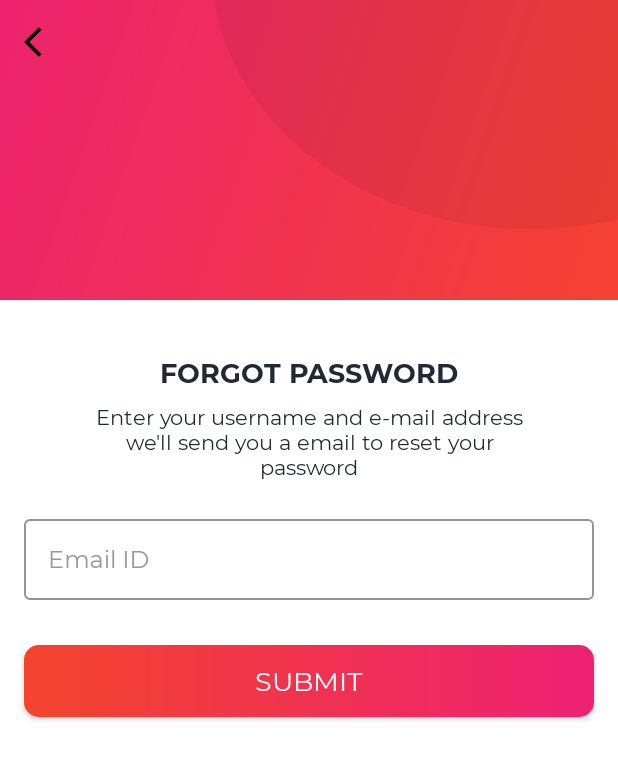
After one commit to arch3rtemp/MyShopPal, an Android app: the RecoverFragment screen opened through its navigation route, on a phone screen of 412 x 824 dp. The commit adds this screen. Shown: the top 760 px of the screen. Run offline under Robolectric (Android 15) with nearby library versions, the phone set to English and light mode, and no system bars; our stand-ins replace Dagger/Hilt's generated code.

Commit message:
Implement recover password screen

```diff
--- /dev/null
+++ b/app/src/main/java/eu/tutorials/myshoppal/data/remote/data_source/recover/RecoverRemoteDataSource.kt
@@ -0,0 +1,5 @@
+package eu.tutorials.myshoppal.data.remote.data_source.recover
+
+interface RecoverRemoteDataSource {
+    suspend fun recoverPassword(email: String)
+}
--- a/app/src/main/java/eu/tutorials/myshoppal/data/remote/firebase/AuthClient.kt
+++ b/app/src/main/java/eu/tutorials/myshoppal/data/remote/firebase/AuthClient.kt
@@ -6,4 +6,5 @@ import eu.tutorials.myshoppal.data.remote.model.UserRegisterDataModel
 interface AuthClient {
     suspend fun createUser(user: UserRegisterDataModel, reduce: (UserRegisterDataModel) -> Unit)
     suspend fun loginUser(user: UserLoginDataModel)
+    suspend fun recoverPassword(email: String)
 }
--- a/app/src/main/java/eu/tutorials/myshoppal/data/remote/firebase/AuthClientImpl.kt
+++ b/app/src/main/java/eu/tutorials/myshoppal/data/remote/firebase/AuthClientImpl.kt
@@ -29,4 +29,9 @@ class AuthClientImpl @Inject constructor(
         auth.signInWithEmailAndPassword(user.email, user.password)
             .await()
     }
+
+    override suspend fun recoverPassword(email: String) {
+        auth.sendPasswordResetEmail(email)
+            .await()
+    }
 }
--- a/app/src/main/java/eu/tutorials/myshoppal/presentation/login/LoginFragment.kt
+++ b/app/src/main/java/eu/tutorials/myshoppal/presentation/login/LoginFragment.kt
@@ -13,7 +13,8 @@ import eu.tutorials.myshoppal.presentation.model.LoginUser
 import eu.tutorials.myshoppal.utils.showSnackbar
 
 @AndroidEntryPoint
-class LoginFragment : BaseFragment<LoginEvent, LoginState, LoginEffect, FragmentLoginBinding, LoginViewModel>() {
+class LoginFragment :
+    BaseFragment<LoginEvent, LoginState, LoginEffect, FragmentLoginBinding, LoginViewModel>() {
     override val viewModel by viewModels<LoginViewModel>()
     override val bindLayout: (LayoutInflater, ViewGroup?, Boolean) -> FragmentLoginBinding
         get() = FragmentLoginBinding::inflate
@@ -24,17 +25,29 @@ class LoginFragment : BaseFragment<LoginEvent, LoginState, LoginEffect, Fragment
 
     override fun renderState(state: LoginState) {
         when (state.viewState) {
-            ViewState.Idle -> { showLoginIdle() }
-            ViewState.Loading -> { showLoginLoading() }
-            ViewState.Success -> { showLoginSuccess() }
-            ViewState.Error -> { showLoginError() }
+            ViewState.Idle -> {
+                showLoginIdle()
+            }
+            ViewState.Loading -> {
+                showLoginLoading()
+            }
+            ViewState.Success -> {
+                showLoginSuccess()
+            }
+            ViewState.Error -> {
+                showLoginError()
+            }
         }
     }
 
     override fun renderEffect(effect: LoginEffect) {
         when (effect) {
-            is LoginEffect.Success -> { showSnackbar(effect.message, false) }
-            is LoginEffect.Error -> { showSnackbar(effect.message, true) }
+            is LoginEffect.Success -> {
+                showSnackbar(effect.message, false)
+            }
+            is LoginEffect.Error -> {
+                showSnackbar(effect.message, true)
+            }
         }
     }
 
@@ -48,7 +61,8 @@ class LoginFragment : BaseFragment<LoginEvent, LoginState, LoginEffect, Fragment
                 viewModel.setEvent(LoginEvent.OnLogin(getDataFromFields()))
             }
             tvForgotPassword.setOnClickListener {
-
+                val action = LoginFragmentDirections.actionLoginFragmentToRecoverFragment()
+                findNavController().navigate(action)
             }
         }
     }
@@ -61,15 +75,17 @@ class LoginFragment : BaseFragment<LoginEvent, LoginState, LoginEffect, Fragment
     }
 
     private fun showLoginIdle() = with(binding) {
-
+        dismissProgressDialog()
     }
 
     private fun showLoginLoading() = with(binding) {
         showProgressDialog(resources.getString(R.string.please_wait))
     }
+
     private fun showLoginSuccess() = with(binding) {
         dismissProgressDialog()
     }
+
     private fun showLoginError() = with(binding) {
         dismissProgressDialog()
     }
--- a/app/src/main/java/eu/tutorials/myshoppal/presentation/login/LoginViewModel.kt
+++ b/app/src/main/java/eu/tutorials/myshoppal/presentation/login/LoginViewModel.kt
@@ -8,7 +8,6 @@ import eu.tutorials.myshoppal.presentation.base.BaseViewModel
 import eu.tutorials.myshoppal.presentation.model.LoginUser
 import eu.tutorials.myshoppal.utils.toUserAuthModel
 import kotlinx.coroutines.flow.catch
-import kotlinx.coroutines.flow.collect
 import kotlinx.coroutines.flow.onStart
 import kotlinx.coroutines.launch
 import javax.inject.Inject
@@ -19,9 +18,7 @@ class LoginViewModel @Inject constructor(
 ) : BaseViewModel<LoginEvent, LoginState, LoginEffect>() {
 
     override fun createInitialState(): LoginState {
-        return LoginState(
-            viewState = ViewState.Idle
-        )
+        return LoginState(viewState = ViewState.Idle)
     }
 
     override fun handleEvent(event: LoginEvent) {
--- /dev/null
+++ b/app/src/main/java/eu/tutorials/myshoppal/presentation/recover/RecoverFragment.kt
@@ -0,0 +1,63 @@
+package eu.tutorials.myshoppal.presentation.recover
+
+import android.os.Bundle
+import android.view.LayoutInflater
+import android.view.ViewGroup
+import androidx.fragment.app.viewModels
+import androidx.navigation.fragment.findNavController
+import dagger.hilt.android.AndroidEntryPoint
+import eu.tutorials.myshoppal.R
+import eu.tutorials.myshoppal.databinding.FragmentRecoverBinding
+import eu.tutorials.myshoppal.presentation.base.BaseFragment
+import eu.tutorials.myshoppal.utils.showSnackbar
+
+@AndroidEntryPoint
+class RecoverFragment : BaseFragment<RecoverEvent, RecoverState, RecoverEffect, FragmentRecoverBinding, RecoverViewModel>() {
+    override val viewModel by viewModels<RecoverViewModel>()
+    override val bindLayout: (LayoutInflater, ViewGroup?, Boolean) -> FragmentRecoverBinding
+        get() = FragmentRecoverBinding::inflate
+
+    override fun prepareView(savedInstanceState: Bundle?) {
+        setListeners()
+    }
+
+    override fun renderState(state: RecoverState) {
+        when (state.viewState) {
+            ViewState.Idle -> { showLoginIdle() }
+            ViewState.Loading -> { showLoginLoading() }
+            ViewState.Success -> {
+                showLoginSuccess()
+                findNavController().navigateUp()
+            }
+            ViewState.Error -> { showLoginError() }
+        }
+    }
+
+    override fun renderEffect(effect: RecoverEffect) {
+        when (effect) {
+            is RecoverEffect.Success -> { showSnackbar(effect.message, false) }
+            is RecoverEffect.Error -> { showSnackbar(effect.message, true) }
+        }
+    }
+
+    private fun setListeners() {
+        with(binding) {
+            ivBack.setOnClickListener { findNavController().navigateUp() }
+            btnSubmit.setOnClickListener { viewModel.setEvent(RecoverEvent.OnRecover(etEmail.text.toString())) }
+        }
+    }
+
+    private fun showLoginIdle() = with(binding) {
+        dismissProgressDialog()
+    }
+
+    private fun showLoginLoading() = with(binding) {
+        showProgressDialog(resources.getString(R.string.please_wait))
+    }
+    private fun showLoginSuccess() = with(binding) {
+        dismissProgressDialog()
+    }
+    private fun showLoginError() = with(binding) {
+        dismissProgressDialog()
+    }
+}
--- a/app/src/main/java/eu/tutorials/myshoppal/presentation/register/RegisterViewModel.kt
+++ b/app/src/main/java/eu/tutorials/myshoppal/presentation/register/RegisterViewModel.kt
@@ -30,9 +30,7 @@ class RegisterViewModel @Inject constructor(
     }
 
     private fun setStateError(message: String) {
-        setState { copy(
-            viewState = ViewState.Error
-        ) }
+        setState { copy(viewState = ViewState.Error) }
         setEffect { RegisterEffect.Error(message) }
     }
 
--- /dev/null
+++ b/app/src/main/res/layout/fragment_recover.xml
@@ -0,0 +1,125 @@
+<?xml version="1.0" encoding="utf-8"?>
+<androidx.constraintlayout.widget.ConstraintLayout
+    xmlns:android="http://schemas.android.com/apk/res/android"
+    xmlns:app="http://schemas.android.com/apk/res-auto"
+    xmlns:tools="http://schemas.android.com/tools"
+    android:layout_width="match_parent"
+    android:layout_height="match_parent"
+    android:background="@android:color/white"
+    tools:context=".presentation.recover.RecoverFragment">
+
+    <FrameLayout
+        android:id="@+id/fl_header_image"
+        android:layout_width="wrap_content"
+        android:layout_height="@dimen/auth_header_image_height"
+        app:layout_constraintEnd_toEndOf="parent"
+        app:layout_constraintStart_toStartOf="parent"
+        app:layout_constraintTop_toTopOf="parent">
+
+        <ImageView
+            android:layout_width="match_parent"
+            android:layout_height="match_parent"
+            android:contentDescription="@string/content_description"
+            android:scaleType="fitXY"
+            android:src="@drawable/auth_screens_background" />
+
+        <ImageView
+            android:layout_width="@dimen/auth_logo_height_size"
+            android:layout_height="@dimen/auth_logo_height_size"
+            android:layout_gravity="center"
+            android:contentDescription="@string/content_description"
+            android:scaleType="fitCenter" />
+
+        <androidx.appcompat.widget.Toolbar
+            android:id="@+id/toolbar_forgot_password_activity"
+            android:layout_width="match_parent"
+            android:layout_height="?attr/actionBarSize"
+            android:layout_gravity="top">
+
+            <ImageView
+                android:id="@+id/iv_back"
+                android:layout_width="wrap_content"
+                android:layout_height="wrap_content"
+                android:src="@drawable/ic_black_back_24" />
+
+        </androidx.appcompat.widget.Toolbar>
+
+    </FrameLayout>
+
+    <eu.tutorials.myshoppal.utils.MSPTextViewBold
+        android:id="@+id/tv_title"
+        android:layout_width="wrap_content"
+        android:layout_height="wrap_content"
+        android:layout_marginTop="35dp"
+        android:text="@string/title_forgot_password"
+        android:textColor="@color/colorPrimaryText"
+        android:textSize="@dimen/forgot_password_title_textSize"
+        app:layout_constraintEnd_toEndOf="parent"
+        app:layout_constraintStart_toStartOf="parent"
+        app:layout_constraintTop_toBottomOf="@id/fl_header_image" />
+
+    <eu.tutorials.myshoppal.utils.MSPTextView
+        android:id="@+id/tv_title_description"
+        android:layout_width="0dp"
+        android:layout_height="wrap_content"
+        android:layout_marginStart="50dp"
+        android:layout_marginTop="8dp"
+        android:layout_marginEnd="50dp"
+        android:gravity="center"
+        android:text="@string/forgot_password_title_description"
+        android:textColor="@color/colorPrimaryText"
+        android:textSize="@dimen/forgot_password_title_description_textSize"
+        app:layout_constraintEnd_toEndOf="parent"
+        app:layout_constraintStart_toStartOf="parent"
+        app:layout_constraintTop_toBottomOf="@id/tv_title" />
+
+    <com.google.android.material.textfield.TextInputLayout
+        android:id="@+id/til_email"
+        style="@style/MSPTextInputLayout"
+        android:layout_width="match_parent"
+        android:layout_height="wrap_content"
+        android:layout_marginStart="16dp"
+        android:layout_marginTop="20dp"
+        android:layout_marginEnd="16dp"
+        android:hint="@string/et_hint_email_id"
+        android:textColorHint="@color/colorSecondaryText"
+        app:layout_constraintEnd_toEndOf="parent"
+        app:layout_constraintStart_toStartOf="parent"
+        app:layout_constraintTop_toBottomOf="@id/tv_title_description">
+
+        <eu.tutorials.myshoppal.utils.MSPEditText
+            android:id="@+id/et_email"
+            android:layout_width="match_parent"
+            android:layout_height="wrap_content"
+            android:inputType="textEmailAddress"
+            android:padding="@dimen/et_padding"
+            android:textColor="@color/colorPrimaryText"
+            android:textSize="@dimen/et_textSize"
+            tools:text="abc@gmail.com" />
+
+
+    </com.google.android.material.textfield.TextInputLayout>
+
+    <eu.tutorials.myshoppal.utils.MSPButton
+        android:id="@+id/btn_submit"
+        android:layout_width="match_parent"
+        android:layout_height="wrap_content"
+        android:layout_gravity="center"
+        android:layout_marginStart="16dp"
+        android:layout_marginTop="30dp"
+        android:layout_marginEnd="16dp"
+        android:background="@drawable/button_background"
+        android:foreground="?attr/selectableItemBackground"
+        android:gravity="center"
+        android:paddingTop="@dimen/btn_padding"
+        android:paddingBottom="@dimen/btn_padding"
+        android:text="@string/btn_lbl_submit"
+        android:textColor="@android:color/white"
+        android:textSize="@dimen/btn_textSize"
+        app:layout_constraintEnd_toEndOf="parent"
+        app:layout_constraintStart_toStartOf="parent"
+        app:layout_constraintTop_toBottomOf="@+id/til_email"
+        tools:ignore="UnusedAttribute" />
+
+
+</androidx.constraintlayout.widget.ConstraintLayout>
--- a/app/src/main/res/navigation/nav_graph.xml
+++ b/app/src/main/res/navigation/nav_graph.xml
@@ -18,6 +18,13 @@
             app:exitAnim="@anim/slide_out_left"
             app:popEnterAnim="@anim/slide_in_left"
             app:popExitAnim="@anim/slide_out_right" />
+        <action
+            android:id="@+id/action_loginFragment_to_recoverFragment"
+            app:destination="@id/recoverFragment"
+            app:enterAnim="@anim/slide_in_right"
+            app:exitAnim="@anim/slide_out_left"
+            app:popEnterAnim="@anim/slide_in_left"
+            app:popExitAnim="@anim/slide_out_right" />
     </fragment>
     <fragment
         android:id="@+id/registerFragment"
@@ -25,4 +32,9 @@
         android:label="fragment_register"
         tools:layout="@layout/fragment_register" >
     </fragment>
+    <fragment
+        android:id="@+id/recoverFragment"
+        android:name="eu.tutorials.myshoppal.presentation.recover.RecoverFragment"
+        android:label="fragment_recover"
+        tools:layout="@layout/fragment_recover" />
 </navigation>
```
Also changed, not shown: app/src/main/java/eu/tutorials/myshoppal/data/remote/data_source/recover/RecoverRemoteDataSourceImpl.kt (added, +12 -0 lines), app/src/main/java/eu/tutorials/myshoppal/di/RepositoryModule.kt (+11 -4 lines), app/src/main/java/eu/tutorials/myshoppal/di/UseCaseModule.kt (+8 -0 lines), app/src/main/java/eu/tutorials/myshoppal/domain/repo/RecoverRepository.kt (added, +7 -0 lines), app/src/main/java/eu/tutorials/myshoppal/domain/repo/RecoverRepositoryImpl.kt (added, +13 -0 lines), app/src/main/java/eu/tutorials/myshoppal/domain/use_case/register/RecoverUseCase.kt (added, +16 -0 lines), app/src/main/java/eu/tutorials/myshoppal/presentation/MainActivity.kt (+3 -9 lines), app/src/main/java/eu/tutorials/myshoppal/presentation/recover/RecoverContract.kt (added, +23 -0 lines), app/src/main/java/eu/tutorials/myshoppal/presentation/recover/RecoverViewModel.kt (added, +58 -0 lines), app/src/main/java/eu/tutorials/myshoppal/presentation/register/RegisterFragment.kt (+2 -6 lines).
